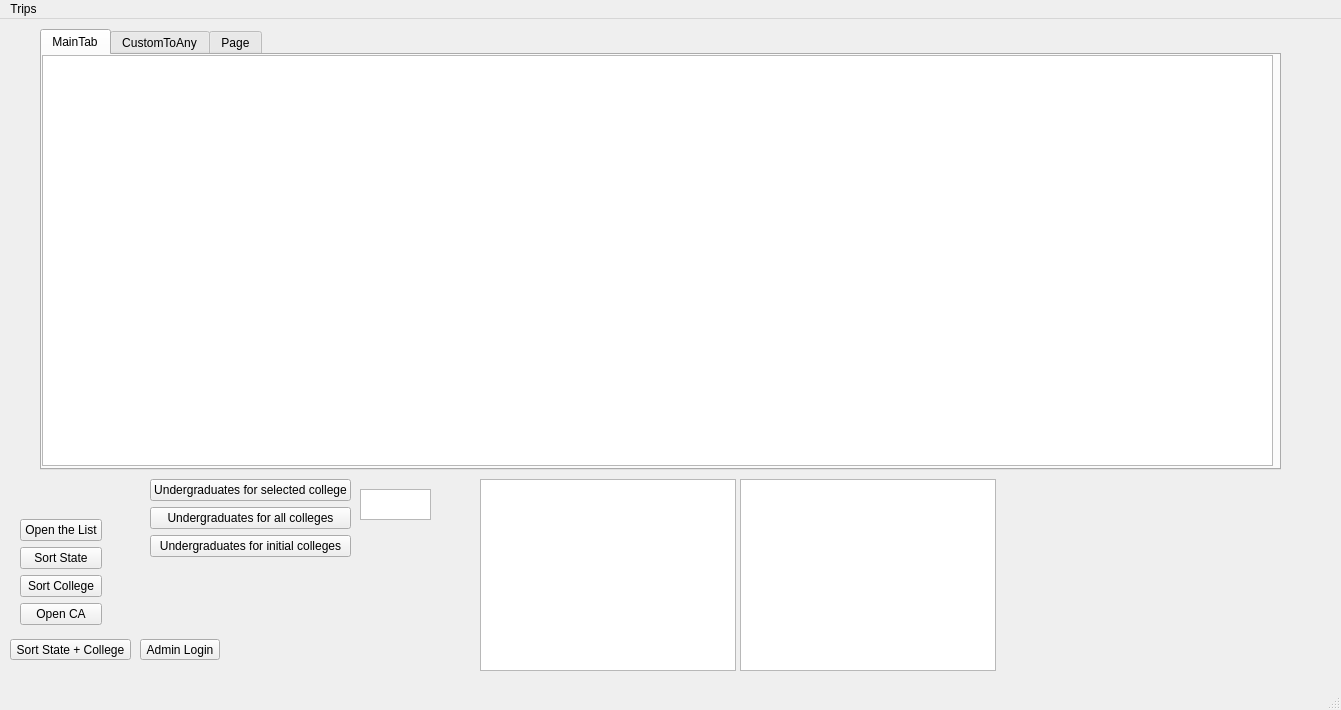
Savant-sys/College-Touring, file CollegeTouring/mainwindow.ui: the form before one commit.
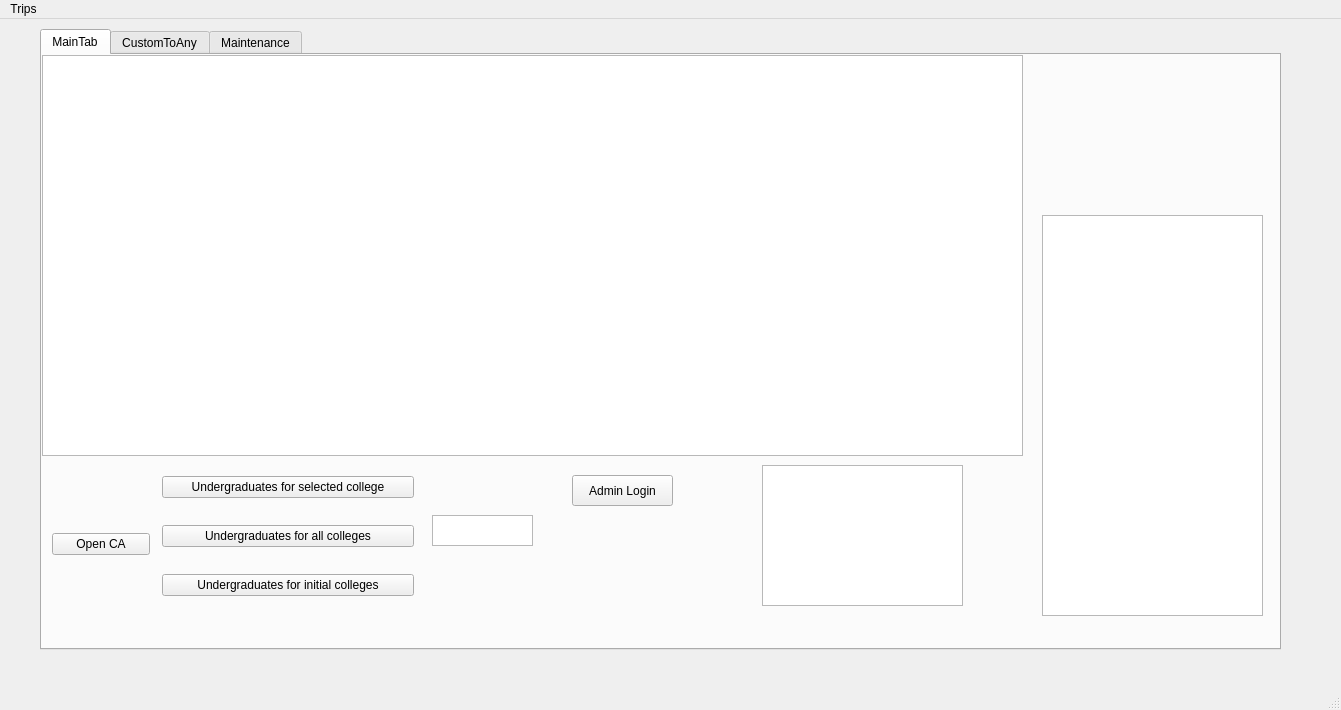
The form after the commit.

```diff
--- a/CollegeTouring/mainwindow.ui
+++ b/CollegeTouring/mainwindow.ui
@@ -14,59 +14,13 @@
    <string>MainWindow</string>
   </property>
   <widget class="QWidget" name="centralwidget">
-   <widget class="QListWidget" name="customList">
-    <property name="geometry">
-     <rect>
-      <x>480</x>
-      <y>460</y>
-      <width>256</width>
-      <height>192</height>
-     </rect>
-    </property>
-   </widget>
-   <widget class="QListWidget" name="menuList">
-    <property name="geometry">
-     <rect>
-      <x>740</x>
-      <y>460</y>
-      <width>256</width>
-      <height>192</height>
-     </rect>
-    </property>
-   </widget>
-   <widget class="QPushButton" name="sortStateCollege">
-    <property name="geometry">
-     <rect>
-      <x>10</x>
-      <y>620</y>
-      <width>121</width>
-      <height>21</height>
-     </rect>
-    </property>
-    <property name="text">
-     <string>Sort State + College</string>
-    </property>
-   </widget>
-   <widget class="QPushButton" name="adminPop">
-    <property name="geometry">
-     <rect>
-      <x>140</x>
-      <y>620</y>
-      <width>80</width>
-      <height>21</height>
-     </rect>
-    </property>
-    <property name="text">
-     <string>Admin Login</string>
-    </property>
-   </widget>
    <widget class="QStackedWidget" name="stackedWidget">
     <property name="geometry">
      <rect>
       <x>10</x>
       <y>10</y>
       <width>1271</width>
-      <height>441</height>
+      <height>631</height>
      </rect>
     </property>
     <widget class="QWidget" name="page">
@@ -76,7 +30,7 @@
         <x>30</x>
         <y>0</y>
         <width>1241</width>
-        <height>441</height>
+        <height>621</height>
        </rect>
       </property>
       <property name="currentIndex">
@@ -91,11 +45,112 @@
          <rect>
           <x>0</x>
           <y>0</y>
-          <width>1231</width>
-          <height>411</height>
+          <width>981</width>
+          <height>401</height>
          </rect>
         </property>
        </widget>
+       <widget class="QListWidget" name="customList">
+        <property name="geometry">
+         <rect>
+          <x>720</x>
+          <y>410</y>
+          <width>201</width>
+          <height>141</height>
+         </rect>
+        </property>
+       </widget>
+       <widget class="QListWidget" name="menuList">
+        <property name="geometry">
+         <rect>
+          <x>1000</x>
+          <y>160</y>
+          <width>221</width>
+          <height>401</height>
+         </rect>
+        </property>
+       </widget>
+       <widget class="QWidget" name="layoutWidget">
+        <property name="geometry">
+         <rect>
+          <x>10</x>
+          <y>420</y>
+          <width>98</width>
+          <height>139</height>
+         </rect>
+        </property>
+        <layout class="QVBoxLayout" name="verticalLayout_2">
+         <item>
+          <widget class="QPushButton" name="openCA">
+           <property name="text">
+            <string>Open CA</string>
+           </property>
+          </widget>
+         </item>
+        </layout>
+       </widget>
+       <widget class="QWidget" name="layoutWidget">
+        <property name="geometry">
+         <rect>
+          <x>120</x>
+          <y>400</y>
+          <width>252</width>
+          <height>165</height>
+         </rect>
+        </property>
+        <layout class="QVBoxLayout" name="verticalLayout">
+         <item>
+          <widget class="QPushButton" name="UnderSelected">
+           <property name="text">
+            <string>Undergraduates for selected college</string>
+           </property>
+          </widget>
+         </item>
+         <item>
+          <widget class="QPushButton" name="UnderAll">
+           <property name="text">
+            <string>Undergraduates for all colleges</string>
+           </property>
+          </widget>
+         </item>
+         <item>
+          <widget class="QPushButton" name="UnderInitial">
+           <property name="text">
+            <string>Undergraduates for initial colleges</string>
+           </property>
+          </widget>
+         </item>
+        </layout>
+       </widget>
+       <widget class="QTextBrowser" name="textBrowser">
+        <property name="geometry">
+         <rect>
+          <x>390</x>
+          <y>460</y>
+          <width>101</width>
+          <height>31</height>
+         </rect>
+        </property>
+        <property name="verticalScrollBarPolicy">
+         <enum>Qt::ScrollBarAlwaysOff</enum>
+        </property>
+        <property name="horizontalScrollBarPolicy">
+         <enum>Qt::ScrollBarAlwaysOff</enum>
+        </property>
+       </widget>
+       <widget class="QPushButton" name="adminPop">
+        <property name="geometry">
+         <rect>
+          <x>530</x>
+          <y>420</y>
+          <width>101</width>
+          <height>31</height>
+         </rect>
+        </property>
+        <property name="text">
+         <string>Admin Login</string>
+        </property>
+       </widget>
       </widget>
       <widget class="QWidget" name="tab_2">
        <attribute name="title">
@@ -196,7 +251,7 @@
       </widget>
       <widget class="QWidget" name="tab_3">
        <attribute name="title">
-        <string>Page</string>
+        <string>Maintenance</string>
        </attribute>
        <widget class="QListWidget" name="menuAdminList">
         <property name="geometry">
@@ -272,95 +327,6 @@
     </widget>
     <widget class="QWidget" name="page_2"/>
    </widget>
-   <widget class="QTextBrowser" name="textBrowser">
-    <property name="geometry">
-     <rect>
-      <x>360</x>
-      <y>470</y>
-      <width>71</width>
-      <height>31</height>
-     </rect>
-    </property>
-    <property name="verticalScrollBarPolicy">
-     <enum>Qt::ScrollBarAlwaysOff</enum>
-    </property>
-    <property name="horizontalScrollBarPolicy">
-     <enum>Qt::ScrollBarAlwaysOff</enum>
-    </property>
-   </widget>
-   <widget class="QWidget" name="layoutWidget">
-    <property name="geometry">
-     <rect>
-      <x>150</x>
-      <y>460</y>
-      <width>201</width>
-      <height>80</height>
-     </rect>
-    </property>
-    <layout class="QVBoxLayout" name="verticalLayout">
-     <item>
-      <widget class="QPushButton" name="UnderSelected">
-       <property name="text">
-        <string>Undergraduates for selected college</string>
-       </property>
-      </widget>
-     </item>
-     <item>
-      <widget class="QPushButton" name="UnderAll">
-       <property name="text">
-        <string>Undergraduates for all colleges</string>
-       </property>
-      </widget>
-     </item>
-     <item>
-      <widget class="QPushButton" name="UnderInitial">
-       <property name="text">
-        <string>Undergraduates for initial colleges</string>
-       </property>
-      </widget>
-     </item>
-    </layout>
-   </widget>
-   <widget class="QWidget" name="layoutWidget">
-    <property name="geometry">
-     <rect>
-      <x>20</x>
-      <y>500</y>
-      <width>82</width>
-      <height>108</height>
-     </rect>
-    </property>
-    <layout class="QVBoxLayout" name="verticalLayout_2">
-     <item>
-      <widget class="QPushButton" name="openTheList">
-       <property name="text">
-        <string>Open the List</string>
-       </property>
-      </widget>
-     </item>
-     <item>
-      <widget class="QPushButton" name="sortState">
-       <property name="text">
-        <string>Sort State</string>
-       </property>
-      </widget>
-     </item>
-     <item>
-      <widget class="QPushButton" name="sortCollege">
-       <property name="text">
-        <string>Sort College</string>
-       </property>
-      </widget>
-     </item>
-     <item>
-      <widget class="QPushButton" name="openCA">
-       <property name="text">
-        <string>Open CA</string>
-       </property>
-      </widget>
-     </item>
-    </layout>
-   </widget>
   </widget>
   <widget class="QMenuBar" name="menubar">
    <property name="geometry">
```
Left out of the diff: 2 changed lines with no effect on the pictures.
